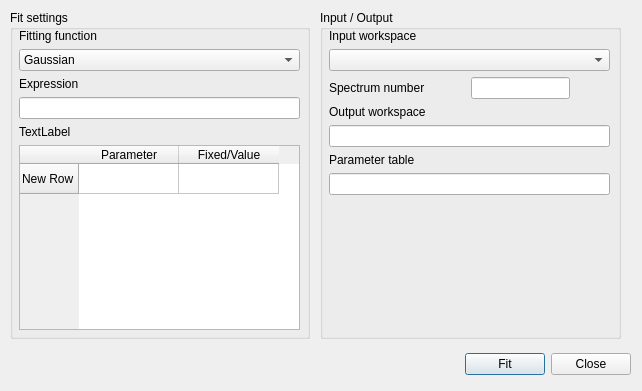
Qt form Code/qtiplot/qtiplot/src/Mantid/PeakFitDialog.ui (mantidproject/mantid) before a commit.
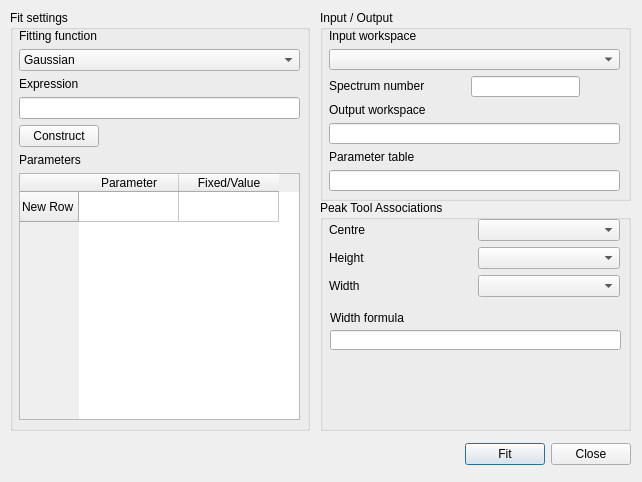
The same form after that commit.

What changed in the file:
```diff
--- a/Code/qtiplot/qtiplot/src/Mantid/PeakFitDialog.ui
+++ b/Code/qtiplot/qtiplot/src/Mantid/PeakFitDialog.ui
@@ -6,11 +6,11 @@
     <x>0</x>
     <y>0</y>
     <width>642</width>
-    <height>391</height>
+    <height>482</height>
    </rect>
   </property>
   <property name="sizePolicy" >
-   <sizepolicy vsizetype="Fixed" hsizetype="Fixed" >
+   <sizepolicy vsizetype="Minimum" hsizetype="Minimum" >
     <horstretch>0</horstretch>
     <verstretch>0</verstretch>
    </sizepolicy>
@@ -21,12 +21,6 @@
     <height>391</height>
    </size>
   </property>
-  <property name="maximumSize" >
-   <size>
-    <width>642</width>
-    <height>391</height>
-   </size>
-  </property>
   <property name="windowTitle" >
    <string>Fit peaks</string>
   </property>
@@ -37,7 +31,7 @@
    <property name="geometry" >
     <rect>
      <x>10</x>
-     <y>350</y>
+     <y>440</y>
      <width>621</width>
      <height>28</height>
     </rect>
@@ -78,7 +72,7 @@
      <x>10</x>
      <y>10</y>
      <width>300</width>
-     <height>329</height>
+     <height>421</height>
     </rect>
    </property>
    <property name="sizePolicy" >
@@ -96,7 +90,7 @@
       <x>9</x>
       <y>19</y>
       <width>281</width>
-      <height>301</height>
+      <height>391</height>
      </rect>
     </property>
     <layout class="QVBoxLayout" name="verticalLayout" >
@@ -159,10 +153,34 @@
        </property>
       </widget>
      </item>
+     <item>
+      <layout class="QHBoxLayout" name="horizontalLayout_3" >
+       <item>
+        <widget class="QPushButton" name="btnConstruct" >
+         <property name="text" >
+          <string>Construct</string>
+         </property>
+        </widget>
+       </item>
+       <item>
+        <spacer name="horizontalSpacer_4" >
+         <property name="orientation" >
+          <enum>Qt::Horizontal</enum>
+         </property>
+         <property name="sizeHint" stdset="0" >
+          <size>
+           <width>40</width>
+           <height>20</height>
+          </size>
+         </property>
+        </spacer>
+       </item>
+      </layout>
+     </item>
      <item>
       <widget class="QLabel" name="label_2" >
        <property name="text" >
-        <string>TextLabel</string>
+        <string>Parameters</string>
        </property>
       </widget>
      </item>
@@ -202,8 +220,8 @@
     <rect>
      <x>320</x>
      <y>10</y>
-     <width>301</width>
-     <height>329</height>
+     <width>311</width>
+     <height>191</height>
     </rect>
    </property>
    <property name="sizePolicy" >
@@ -220,8 +238,8 @@
      <rect>
       <x>9</x>
       <y>19</y>
-      <width>281</width>
-      <height>301</height>
+      <width>291</width>
+      <height>162</height>
      </rect>
     </property>
     <layout class="QVBoxLayout" name="verticalLayout_2" >
@@ -329,20 +347,105 @@
      <item>
       <widget class="QLineEdit" name="leParamTable" />
      </item>
+    </layout>
+   </widget>
+  </widget>
+  <widget class="QGroupBox" name="groupBox_3" >
+   <property name="geometry" >
+    <rect>
+     <x>320</x>
+     <y>200</y>
+     <width>311</width>
+     <height>231</height>
+    </rect>
+   </property>
+   <property name="title" >
+    <string>Peak Tool Associations</string>
+   </property>
+   <widget class="QWidget" name="verticalLayoutWidget_3" >
+    <property name="geometry" >
+     <rect>
+      <x>9</x>
+      <y>19</y>
+      <width>291</width>
+      <height>81</height>
+     </rect>
+    </property>
+    <layout class="QVBoxLayout" name="verticalLayout_3" >
      <item>
-      <spacer name="verticalSpacer" >
-       <property name="orientation" >
-        <enum>Qt::Vertical</enum>
-       </property>
-       <property name="sizeHint" stdset="0" >
-        <size>
-         <width>20</width>
-         <height>40</height>
-        </size>
-       </property>
-      </spacer>
+      <layout class="QHBoxLayout" name="horizontalLayout_4" >
+       <item>
+        <widget class="QLabel" name="label_7" >
+         <property name="text" >
+          <string>Centre</string>
+         </property>
+        </widget>
+       </item>
+       <item>
+        <widget class="QComboBox" name="cbPTCentre" />
+       </item>
+      </layout>
      </item>
+     <item>
+      <layout class="QHBoxLayout" name="horizontalLayout_5" >
+       <item>
+        <widget class="QLabel" name="label_8" >
+         <property name="text" >
+          <string>Height</string>
+         </property>
+        </widget>
+       </item>
+       <item>
+        <widget class="QComboBox" name="cbPTHeight" />
+       </item>
+      </layout>
+     </item>
+     <item>
+      <layout class="QHBoxLayout" name="horizontalLayout_6" >
+       <item>
+        <widget class="QLabel" name="label_9" >
+         <property name="text" >
+          <string>Width</string>
+         </property>
+        </widget>
+       </item>
+       <item>
+        <widget class="QComboBox" name="cbPTWidth" />
+       </item>
+      </layout>
+     </item>
     </layout>
+    <zorder>horizontalLayoutWidget_2</zorder>
+    <zorder>label_7</zorder>
+    <zorder>horizontalLayoutWidget_2</zorder>
+    <zorder>horizontalLayoutWidget_3</zorder>
+    <zorder>horizontalLayoutWidget_4</zorder>
+   </widget>
+   <widget class="QLabel" name="label_10" >
+    <property name="geometry" >
+     <rect>
+      <x>10</x>
+      <y>110</y>
+      <width>291</width>
+      <height>16</height>
+     </rect>
+    </property>
+    <property name="text" >
+     <string>Width formula </string>
+    </property>
+   </widget>
+   <widget class="QLineEdit" name="leWidthFormula" >
+    <property name="geometry" >
+     <rect>
+      <x>10</x>
+      <y>130</y>
+      <width>291</width>
+      <height>20</height>
+     </rect>
+    </property>
+    <property name="toolTip" >
+     <string comment="wdwdwd" >Calculates the "width" parameter from the FWHM. Use "w" for the FWHM.</string>
+    </property>
    </widget>
   </widget>
  </widget>
```
